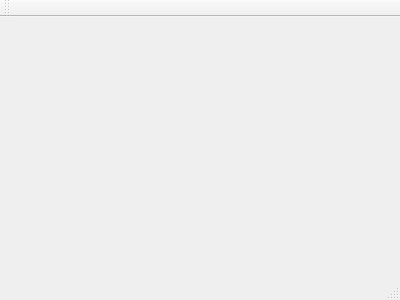
Qt form MainWindow.ui (FrischerHering/studiarbeitschit) before a commit.
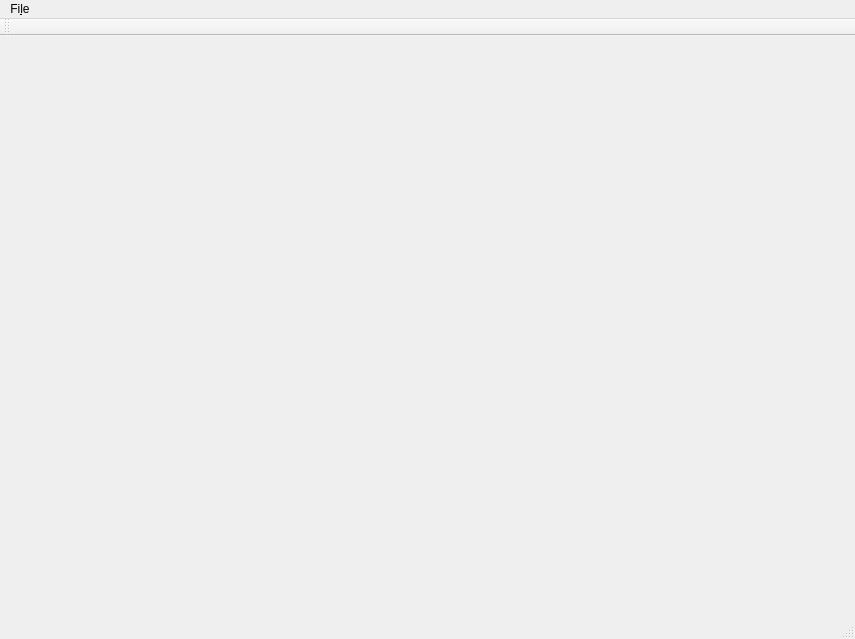
The same form after that commit.

The edit to the form file:
```diff
--- a/MainWindow.ui
+++ b/MainWindow.ui
@@ -1,24 +1,51 @@
 <ui version="4.0">
  <class>MainWindow</class>
- <widget class="QMainWindow" name="MainWindow" >
-  <property name="geometry" >
+ <widget class="QMainWindow" name="MainWindow">
+  <property name="geometry">
    <rect>
     <x>0</x>
     <y>0</y>
-    <width>400</width>
-    <height>300</height>
+    <width>855</width>
+    <height>639</height>
    </rect>
   </property>
   <property name="windowTitle" >
    <string>MainWindow</string>
   </property>
-  <widget class="QMenuBar" name="menuBar" />
-  <widget class="QToolBar" name="mainToolBar" />
-  <widget class="QWidget" name="centralWidget" />
-  <widget class="QStatusBar" name="statusBar" />
+  <widget class="QWidget" name="centralWidget"/>
+  <widget class="QMenuBar" name="menuBar">
+   <property name="geometry">
+    <rect>
+     <x>0</x>
+     <y>0</y>
+     <width>855</width>
+     <height>20</height>
+    </rect>
+   </property>
+   <widget class="QMenu" name="menuFile">
+    <property name="title">
+     <string>Fi&amp;le</string>
+    </property>
+    <addaction name="actionLoad_Video"/>
+   </widget>
+   <addaction name="menuFile"/>
+  </widget>
+  <widget class="QToolBar" name="mainToolBar">
+   <attribute name="toolBarArea">
+    <enum>TopToolBarArea</enum>
+   </attribute>
+   <attribute name="toolBarBreak">
+    <bool>false</bool>
+   </attribute>
+  </widget>
+  <widget class="QStatusBar" name="statusBar"/>
+  <action name="actionLoad_Video">
+   <property name="text">
+    <string>Load Video...</string>
+   </property>
+  </action>
  </widget>
- <layoutDefault spacing="6" margin="11" />
- <pixmapfunction></pixmapfunction>
+ <layoutdefault spacing="6" margin="11"/>
  <resources/>
  <connections/>
 </ui>
```
Left out of the diff: 3 changed lines with no effect on the pictures.
